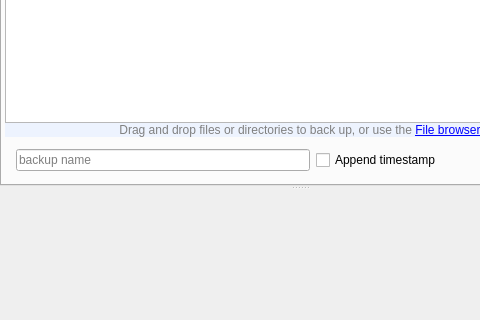
First picture: the form in forms/mainwindow.ui, repository Tarsnap/tarsnap-gui, before the edit; both pictures show x 0 to 480 and y 196 to 516 of the 600 by 600 pixel window.
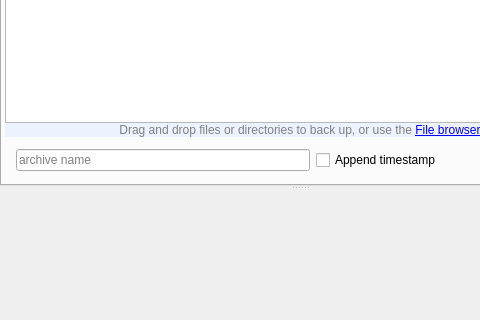
Second picture: the form after the edit. Icons and pictures are not drawn. Custom widgets are drawn as their Qt base class.

Commit message: Replace "backup" name with "archive" name.

What changed in the file:
```diff
--- a/forms/mainwindow.ui
+++ b/forms/mainwindow.ui
@@ -235,7 +235,7 @@
                  <string notr="true"/>
                 </property>
                 <property name="placeholderText">
-                 <string>backup name</string>
+                 <string>archive name</string>
                 </property>
                 <property name="clearButtonEnabled">
                  <bool>true</bool>
```
